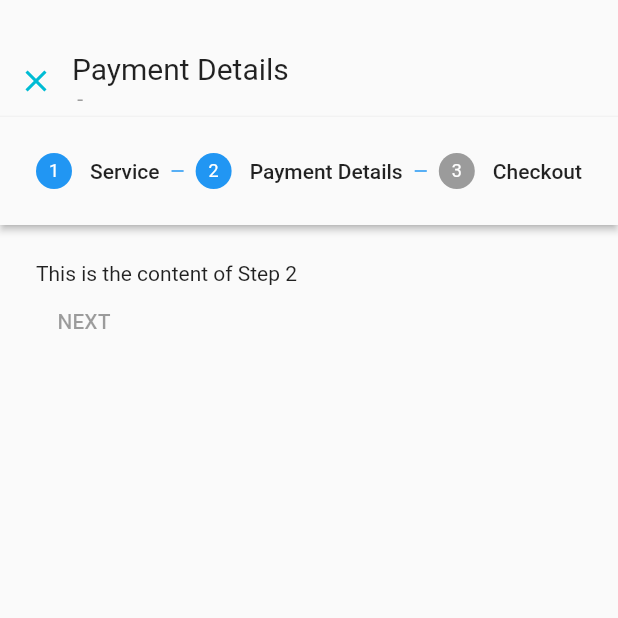
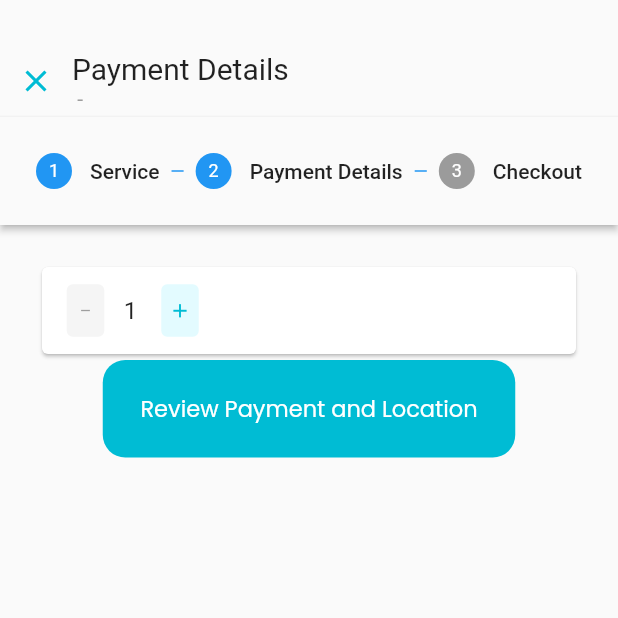
Before and after one commit to YerNiarb/etabang, a Flutter app: the BookService screen opened directly with empty values, on a phone screen of 412 x 824 dp, the top half of it. Run offline on Flutter 3.47's test engine with Material 2 defaults, Android fonts, the phone set to English and light mode, and no system bars; our stand-ins replace shared_preferences; missing offline and left inert: number_inc_dec; accounts and stored records are empty.

Commit message:
Updated book service UI

```diff
--- /dev/null
+++ b/etabang/lib/pages/common/integer_input.dart
@@ -0,0 +1,175 @@
+import 'package:flutter/material.dart';
+
+class IntegerInput extends StatefulWidget {
+  final int initialValue;
+  final int minValue;
+  final int maxValue;
+  final ValueChanged<int>? onChanged;
+
+  IntegerInput({
+    Key? key,
+    required this.initialValue,
+    required this.minValue,
+    required this.maxValue,
+    this.onChanged,
+  })  : assert(initialValue >= minValue && initialValue <= maxValue),
+        super(key: key);
+
+  @override
+  _IntegerInputState createState() => _IntegerInputState();
+}
+
+class _IntegerInputState extends State<IntegerInput> {
+  late TextEditingController _controller;
+  late int _value;
+
+  @override
+  void initState() {
+    super.initState();
+    _value = widget.initialValue;
+    _controller = TextEditingController(text: _value.toString());
+  }
+
+  @override
+  void dispose() {
+    _controller.dispose();
+    super.dispose();
+  }
+
+  void _decrement() {
+    setState(() {
+      _value = _value - 1;
+      _controller.text = _value.toString();
+      widget.onChanged?.call(_value);
+    });
+  }
+
+  void _increment() {
+    setState(() {
+      _value = _value + 1;
+      _controller.text = _value.toString();
+      widget.onChanged?.call(_value);
+    });
+  }
+
+  @override
+  Widget build(BuildContext context) {
+    return Row(
+      children: [
+        ElevatedButton(
+          onPressed: _value == widget.minValue ? null : _decrement,
+          child: Icon(Icons.remove),
+          style: ButtonStyle(
+            maximumSize: MaterialStateProperty.all(Size(25, 35)),
+            minimumSize: MaterialStateProperty.all(Size(25, 35)),
+            padding: MaterialStateProperty.all(EdgeInsets.zero),
+            iconSize: MaterialStateProperty.resolveWith<double>((Set<MaterialState> states) {
+              return 10;
+            }),
+             overlayColor: MaterialStateProperty.resolveWith<Color>(
+              (Set<MaterialState> states) {
+                if (states.contains(MaterialState.pressed)) {
+                  return const Color.fromARGB(255, 185, 235, 244);
+                }
+                return const Color.fromARGB(255, 185, 235, 244);
+              },
+            ),
+            elevation: MaterialStateProperty.resolveWith<double>(
+              (Set<MaterialState> states) {
+                if (states.contains(MaterialState.pressed)) {
+                  return 1; // Set elevation to 6 when button is pressed
+                }
+                return 0; // Set default elevation to 4
+              },
+            ),
+            backgroundColor: MaterialStateProperty.resolveWith<Color?>(
+              (Set<MaterialState> states) {
+                if (states.contains(MaterialState.disabled)) {
+                  return Colors.grey[100];
+                }
+                return const Color(0xFFE3FBFF);
+              },
+            ),
+            foregroundColor: MaterialStateProperty.resolveWith<Color?>(
+              (Set<MaterialState> states) {
+                if (states.contains(MaterialState.disabled)) {
+                  return Colors.grey;
+                }
+                return Colors.cyan;
+              },
+            ),
+          ),
+        ),
+        SizedBox(
+          width: 15.0,
+          child: TextField(
+            controller: _controller,
+            keyboardType: TextInputType.number,
+            textAlign: TextAlign.center,
+            decoration: InputDecoration(
+              border: InputBorder.none,
+              contentPadding: EdgeInsets.all(0),
+            ),
+            onChanged: (value) {
+              setState(() {
+                _value = int.parse(value);
+                if (_value < widget.minValue) {
+                  _value = widget.minValue;
+                  _controller.text = _value.toString();
+                } else if (_value > widget.maxValue) {
+                  _value = widget.maxValue;
+                  _controller.text = _value.toString();
+                }
+                widget.onChanged?.call(_value);
+              });
+            },
+          ),
+        ),
+        ElevatedButton(
+          onPressed: _value == widget.maxValue ? null : _increment,
+          child: Icon(Icons.add),
+          style: ButtonStyle(
+            maximumSize: MaterialStateProperty.all(Size(25, 35)),
+            minimumSize: MaterialStateProperty.all(Size(25, 35)),
+            padding: MaterialStateProperty.all(EdgeInsets.zero),
+            iconSize: MaterialStateProperty.resolveWith<double>((Set<MaterialState> states) {
+              return 15;
+            }),
+            overlayColor: MaterialStateProperty.resolveWith<Color>(
+              (Set<MaterialState> states) {
+                if (states.contains(MaterialState.pressed)) {
+                  return const Color.fromARGB(255, 185, 235, 244);
+                }
+                return const Color.fromARGB(255, 185, 235, 244);
+              },
+            ),
+            elevation: MaterialStateProperty.resolveWith<double>(
+              (Set<MaterialState> states) {
+                if (states.contains(MaterialState.pressed)) {
+                  return 1; // Set elevation to 6 when button is pressed
+                }
+                return 0; // Set default elevation to 4
+              },
+            ),
+            backgroundColor: MaterialStateProperty.resolveWith<Color?>(
+              (Set<MaterialState> states) {
+                if (states.contains(MaterialState.disabled)) {
+                  return Colors.grey[100];
+                }
+                return const Color(0xFFE3FBFF);
+              },
+            ),
+            foregroundColor: MaterialStateProperty.resolveWith<Color?>(
+              (Set<MaterialState> states) {
+                if (states.contains(MaterialState.disabled)) {
+                  return Colors.grey;
+                }
+                return Colors.cyan;
+              },
+            ),
+          )
+        ),
+      ],
+    );
+  }
+}
--- a/etabang/lib/pages/customer/book_service.dart
+++ b/etabang/lib/pages/customer/book_service.dart
@@ -1,4 +1,7 @@
 import 'package:flutter/material.dart';
+import 'package:number_inc_dec/number_inc_dec.dart';
+
+import '../common/integer_input.dart';
 
 class BookService extends StatefulWidget {
   final String serviceName;
@@ -10,16 +13,19 @@ class BookService extends StatefulWidget {
 }
 
 class _BookServiceState extends State<BookService> {
-
-
-  @override
-  Widget build(BuildContext context) {
   int _currentStep = 1;
   String stepOneTitle = "Service";
   String stepTwoTitle = "Payment Details";
   String stepThreeTitle = "Checkout";
   String stepTitle = "Payment Details";
+  String nextButtonText = "Review Payment and Location";
 
+  double subTotal = 0.00;
+  double travelFee = 25.00;
+  TextEditingController qtyOfServiceInput = new TextEditingController();
+
+  @override
+  Widget build(BuildContext context) {
     return Scaffold(
       body: Padding(
         padding: const EdgeInsets.fromLTRB(0.0, 30.0, 0.0, 0.0),
@@ -60,18 +66,56 @@ class _BookServiceState extends State<BookService> {
               child: Stepper(
                 type: StepperType.horizontal,
                 currentStep: _currentStep,
+                onStepContinue: () {
+                  setState(() {
+                    if (_currentStep < 2) {
+                      _currentStep += 1;
+                    }
+                  });
+                },
+                onStepCancel: () {
+                  setState(() {
+                    if (_currentStep > 0) {
+                      _currentStep -= 1;
+                    }
+                  });
+                },
                 controlsBuilder: (BuildContext context, ControlsDetails details) {
-                  return Row(
+                  return Expanded(
+                    child: Row(
+                      mainAxisAlignment: MainAxisAlignment.center,
                       children: <Widget>[
                         TextButton(
-                        onPressed: details.onStepContinue,
-                        child: const Text('NEXT'),
+
+                          style: ButtonStyle(
+                              backgroundColor:
+                                  MaterialStateProperty.all<Color>(Colors.cyan),
+                              foregroundColor:
+                                  MaterialStateProperty.all<Color>(Colors.white),
+                              minimumSize: MaterialStateProperty.all<Size>(
+                                  Size(275, 65)),
+                              shape: MaterialStateProperty.all<
+                                  RoundedRectangleBorder>(
+                                RoundedRectangleBorder(
+                                  borderRadius: BorderRadius.circular(15.0),
                                 ),
-                      // TextButton(
-                      //   onPressed: details.onStepCancel,
-                      //   child: const Text('CANCEL'),
-                      // ),
+                              ),
+                              textStyle: MaterialStateProperty.all<TextStyle>(
+                                const TextStyle(
+                                    fontSize: 15, fontFamily: 'Poppins'),
+                              )),
+                          onPressed: () async {
+                            // SharedPreferences prefs =
+                            //     await SharedPreferences.getInstance();
+                            // await prefs.setBool('isFirstLogin', false);
+                            // Navigator.pushReplacement(
+                            //   context,
+                            //   MaterialPageRoute(builder: (context) => Homepage()),
+                            // );
+                          },
+                          child: Text(nextButtonText)),
                       ],
+                    ),
                   );
                 },
                 steps: [
@@ -82,7 +126,39 @@ class _BookServiceState extends State<BookService> {
                   ),
                   Step(
                     title: const Text('Payment Details'),
-                    content: const Text('This is the content of Step 2'),
+                    content: SingleChildScrollView(
+                    child: Column(
+                      children: [
+                        Card(
+                          child: Padding(
+                            padding: EdgeInsets.all(5),
+                            child: Row(
+                              children: [
+                                IntegerInput(
+                                  initialValue: 1,
+                                  minValue: 1,
+                                  maxValue: 99,
+                                  onChanged: (value) {
+                                    // Handle value changed
+                                  },
+                                )
+                                // NumberInputPrefabbed.squaredButtons(
+                                //   onChanged: (value) {
+                                //     // Handle value changed
+                                //   },
+                                //   controller: qtyOfServiceInput,
+                                //   min: 1,
+                                //   max: 100,
+                                //   incIcon: Icons.add,
+                                //   decIcon: Icons.remove,
+                                // )
+                              ],
+                            ),
+                          ),
+                        )
+                      ],
+                    ),
+                  ),
                     isActive: _currentStep >= 1,
                   ),
                   Step(
@@ -99,3 +175,45 @@ class _BookServiceState extends State<BookService> {
     );
   }
 }
+
+// class PaymentDetailsForm extends StatefulWidget {
+//   const PaymentDetailsForm({super.key});
+
+//   @override
+//   State<PaymentDetailsForm> createState() => _PaymentDetailsFormState();
+// }
+
+// class _PaymentDetailsFormState extends State<PaymentDetailsForm> {
+//   double subTotal = 0.00;
+//   double travelFee = 25.00;
+//   TextEditingController qtyOfServiceInput = new TextEditingController();
+
+//   @override
+//   Widget build(BuildContext context) {
+//     return Container(
+//       height: 500,
+//       width: 400,
+//       child: Column(
+//         children: [
+//           Card(
+//             child: Row(
+//               children: [
+//                 NumberInputPrefabbed.squaredButtons(
+//                   onChanged: (value) {
+//                     // Handle value changed
+//                   },
+//                   controller: qtyOfServiceInput,
+//                   min: 1,
+//                   max: 100,
+
+//                   incIcon: Icons.add,
+//                   decIcon: Icons.remove,
+//                 )
+//               ],
+//             ),
+//           )
+//         ],
+//       ),
+//     );
+//   }
+// }
--- a/etabang/lib/pages/customer/find_services.dart
+++ b/etabang/lib/pages/customer/find_services.dart
@@ -132,10 +132,9 @@ class FindServices extends StatelessWidget {
                             Container(
                                 margin: const EdgeInsets.fromLTRB(0, 0, 0, 0),
                                 height: 100,
-                                child: Align(
-                                  alignment: Alignment.center,
                                 child: Column(
                                   crossAxisAlignment: CrossAxisAlignment.start,
+                                  mainAxisAlignment: MainAxisAlignment.center,
                                   children: [
                                     Text(
                                       services[index].name,
@@ -176,7 +175,6 @@ class FindServices extends StatelessWidget {
                                       ],
                                     )
                                   ],
-                                  ),
                                 ))
                           ],
                         ),
--- a/etabang/pubspec.yaml
+++ b/etabang/pubspec.yaml
@@ -34,6 +34,7 @@ dependencies:
   # The following adds the Cupertino Icons font to your application.
   # Use with the CupertinoIcons class for iOS style icons.
   cupertino_icons: ^1.0.2
+  number_inc_dec: ^0.8.0
 
 dev_dependencies:
   flutter_test:
```
Also changed, not shown: etabang/pubspec.lock. Lines whose indentation alone changed are shown as unchanged.
